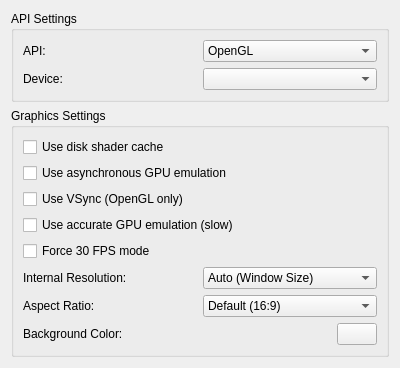
Old version of the form src/yuzu/configuration/configure_graphics.ui in the repository rorrim-rorrim/eden-alt.
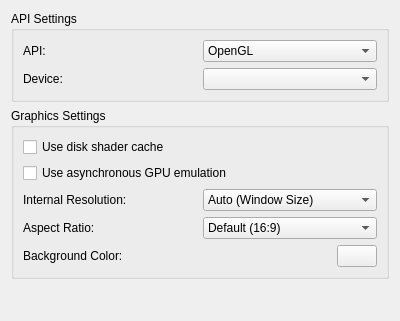
New version of the form.

Commit message: Create an "Advanced" tab in the graphics configuration tab and add anisotropic filtering levels.

Diff of the .ui file:
```diff
--- a/src/yuzu/configuration/configure_graphics.ui
+++ b/src/yuzu/configuration/configure_graphics.ui
@@ -84,30 +84,6 @@
           </property>
          </widget>
         </item>
-        <item>
-         <widget class="QCheckBox" name="use_vsync">
-          <property name="toolTip">
-           <string>VSync prevents the screen from tearing, but some graphics cards have lower performance with VSync enabled. Keep it enabled if you don't notice a performance difference.</string>
-          </property>
-          <property name="text">
-           <string>Use VSync (OpenGL only)</string>
-          </property>
-         </widget>
-        </item>
-        <item>
-         <widget class="QCheckBox" name="use_accurate_gpu_emulation">
-          <property name="text">
-           <string>Use accurate GPU emulation (slow)</string>
-          </property>
-         </widget>
-        </item>
-        <item>
-         <widget class="QCheckBox" name="force_30fps_mode">
-          <property name="text">
-           <string>Force 30 FPS mode</string>
-          </property>
-         </widget>
-        </item>
         <item>
          <layout class="QHBoxLayout" name="horizontalLayout_2">
           <item>
```
The commit also changes 15 other files.
